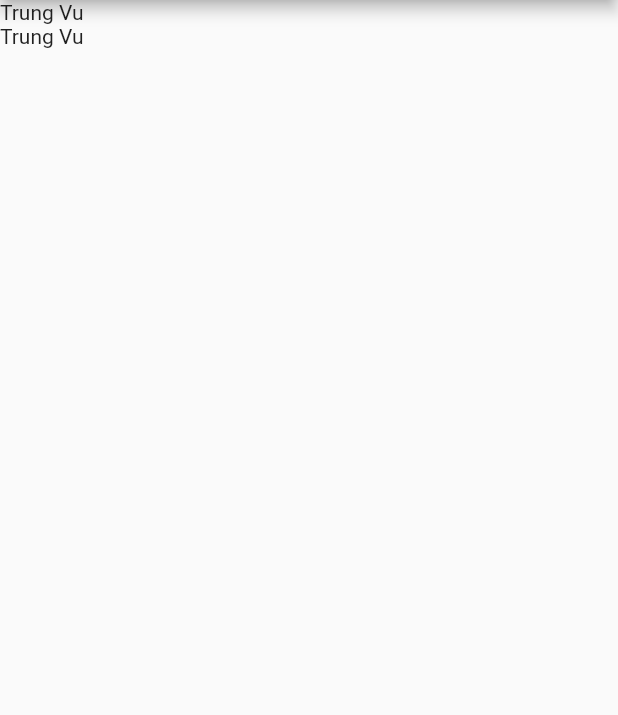
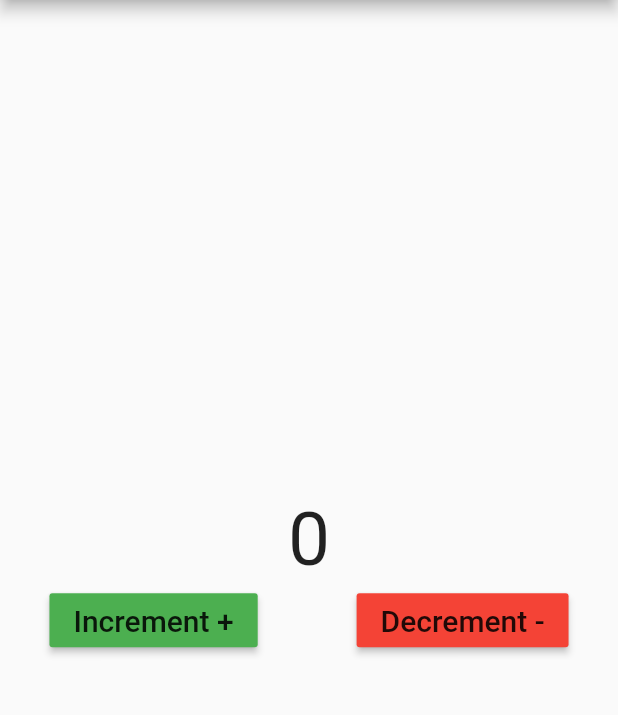
Before and after one commit to wtrungvu/Flutter_Demo_Provider, a Flutter app: the screen it shows after launch, on a phone screen of 412 x 824 dp, the part 84-799 px from its top. Run offline on Flutter 3.47's test engine with Material 2 defaults, Android fonts, the phone set to English and light mode, and no system bars.

Commit message:
Add Demo Change Notifier

```diff
--- /dev/null
+++ b/flutter_demo_provider/lib/demo_change_notifier.dart
@@ -0,0 +1,71 @@
+import 'package:flutter/material.dart';
+import 'package:provider/provider.dart';
+
+// ChangeNotifierProvide
+class Counter with ChangeNotifier {
+  int _count = 0;
+
+  int get count => _count; // Getter
+
+  increment() {
+    _count++;
+    notifyListeners();
+  }
+
+  decrement() {
+    _count--;
+    notifyListeners();
+  }
+}
+
+class DemoChangeNotifierProvider extends StatelessWidget {
+  @override
+  Widget build(BuildContext context) {
+    return ChangeNotifierProvider<Counter>(
+      builder: (context) => Counter(),
+      child: TestWidget(),
+    );
+  }
+}
+
+class TestWidget extends StatelessWidget {
+  @override
+  Widget build(BuildContext context) {
+    Counter counter = Provider.of<Counter>(context);
+
+    return Center(
+      child: Container(
+        child: Column(
+          mainAxisAlignment: MainAxisAlignment.center,
+          children: <Widget>[
+            Text(
+              counter.count.toString(),
+              style: TextStyle(fontSize: 50.0),
+            ),
+            Row(
+              mainAxisAlignment: MainAxisAlignment.spaceAround,
+              children: <Widget>[
+                RaisedButton(
+                  color: Colors.green,
+                  onPressed: () => counter.increment(),
+                  child: Text(
+                    "Increment +",
+                    style: TextStyle(fontSize: 20.0),
+                  ),
+                ),
+                RaisedButton(
+                  color: Colors.red,
+                  onPressed: () => counter.decrement(),
+                  child: Text(
+                    "Decrement -",
+                    style: TextStyle(fontSize: 20.0),
+                  ),
+                ),
+              ],
+            ),
+          ],
+        ),
+      ),
+    );
+  }
+}
--- a/flutter_demo_provider/lib/main.dart
+++ b/flutter_demo_provider/lib/main.dart
@@ -1,5 +1,6 @@
 import 'package:flutter/material.dart';
 import 'package:flutter_demo_provider/basic.dart';
+import 'package:flutter_demo_provider/demo_change_notifier.dart';
 
 void main() => runApp(MyApp());
 
@@ -12,7 +13,7 @@ class MyApp extends StatelessWidget {
         appBar: AppBar(
           title: Text("Demo Provider"),
         ),
-        body: BasicProvider(),
+        body: DemoChangeNotifierProvider(),
       ),
     );
   }
```
